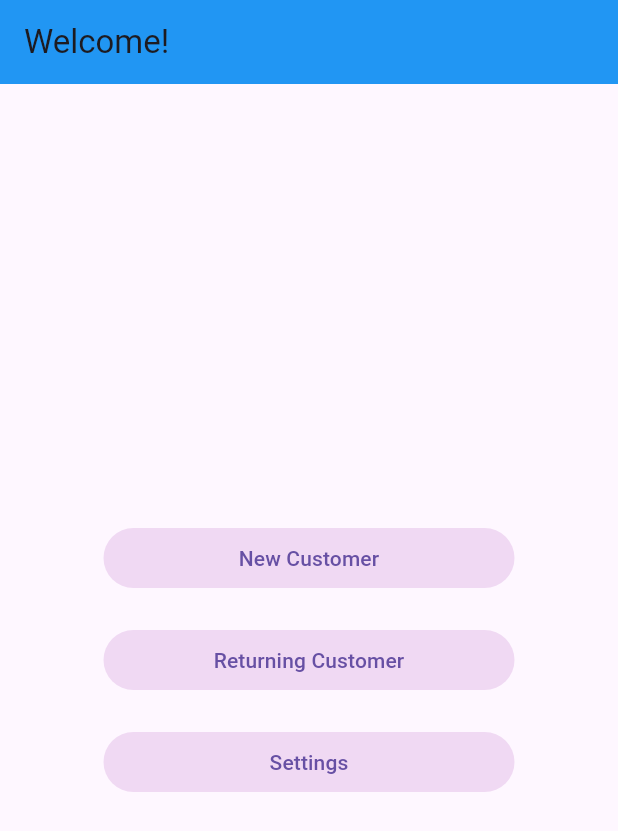
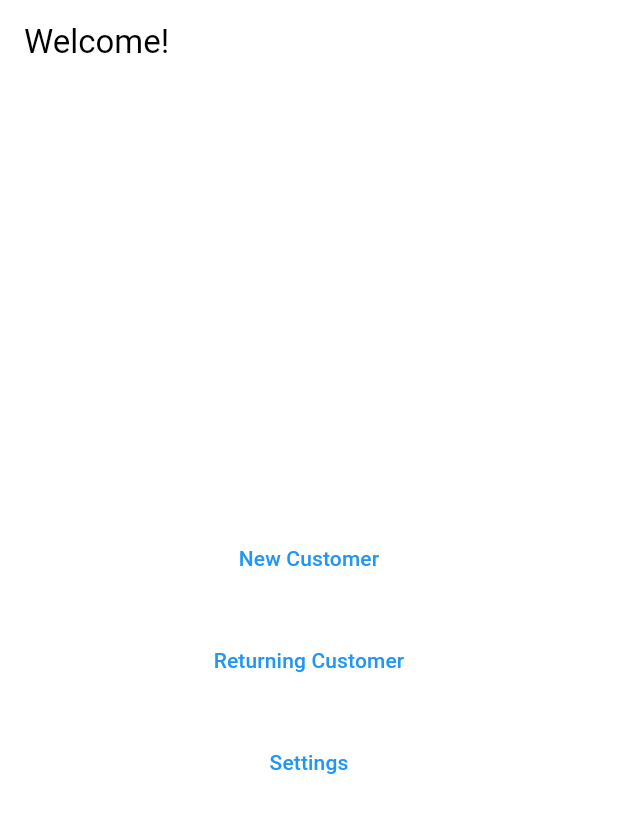
Before and after one commit to jordan-castro/crm_david, a Flutter app: the screen it shows after launch, on a phone screen of 412 x 824 dp. Shown: the top 831 px of the screen. Run offline on Flutter 3.47's test engine with Material 3 defaults, Android fonts, the phone set to English and light mode, and no system bars; drawn by our look-alikes of oktoast; our stand-ins replace shared_preferences; missing offline and left inert: searchable_paginated_dropdown; accounts and stored records are empty.

Commit message:
Add new theme

```diff
--- a/lib/main.dart
+++ b/lib/main.dart
@@ -1,5 +1,6 @@
 import 'package:crm_david/models/current_customer.dart';
 import 'package:crm_david/models/load_data.dart';
+import 'package:crm_david/models/theme_model.dart';
 import 'package:crm_david/screens/ask_to_print.dart';
 import 'package:crm_david/screens/create_ticket.dart';
 import 'package:crm_david/screens/settings.dart';
@@ -13,7 +14,12 @@ import 'package:oktoast/oktoast.dart';
 import 'package:provider/provider.dart';
 
 void main() {
-  runApp(const CRMDavidApp());
+  runApp(
+    ChangeNotifierProvider(
+      create: (_) => ThemeModel(),
+      child: const CRMDavidApp(),
+    ),
+  );
 }
 
 class CRMDavidApp extends StatelessWidget {
@@ -31,7 +37,9 @@ class CRMDavidApp extends StatelessWidget {
             create: (_) => LoadData(),
           ),
         ],
-        child: MaterialApp(
+        child: Consumer<ThemeModel>(
+          builder: (context, model, child) {
+            return MaterialApp(
               debugShowCheckedModeBanner: false,
               home: const WelcomeScreen(),
               routes: {
@@ -47,6 +55,9 @@ class CRMDavidApp extends StatelessWidget {
                 DatabaseConfigScreen.routeName: (context) =>
                     const DatabaseConfigScreen(),
               },
+              theme: model.getTheme(),
+            );
+          }
         ),
       ),
     );
--- /dev/null
+++ b/lib/models/theme_model.dart
@@ -0,0 +1,195 @@
+import 'package:crm_david/utils/storage_manager.dart';
+import 'package:flutter/material.dart';
+import 'package:provider/provider.dart';
+
+class ThemeModel with ChangeNotifier {
+  final darkTheme = ThemeData(
+    primaryColor: Colors.black,
+    dividerColor: Colors.grey,
+    iconTheme: IconThemeData(
+      color: Colors.white,
+    ),
+    canvasColor: Colors.black,
+    switchTheme: SwitchThemeData(
+      thumbColor: MaterialStateProperty.resolveWith(
+        (states) => Colors.white,
+      ),
+      trackColor: MaterialStateProperty.resolveWith(
+        (states) => Colors.white54,
+      ),
+    ),
+    appBarTheme: const AppBarTheme(
+      backgroundColor: Colors.black,
+      surfaceTintColor: Colors.black,
+      shadowColor: Colors.black,
+      foregroundColor: Colors.white,
+    ),
+    colorScheme: ColorScheme.fromSwatch(
+      primarySwatch: Colors.blue,
+      brightness: Brightness.dark,
+    ).copyWith(background: Colors.black).copyWith(
+          secondary: const Color.fromARGB(255, 141, 81, 81),
+        ),
+  );
+
+  final lightTheme = ThemeData(
+    primaryColor: Colors.white,
+    dividerColor: Colors.black,
+    iconTheme: IconThemeData(
+      color: Colors.black,
+    ),
+    colorScheme: ColorScheme.fromSwatch(
+      primarySwatch: Colors.blue,
+      brightness: Brightness.light,
+    ).copyWith(background: const Color(0xFFE5E5E5)).copyWith(
+          secondary: Colors.black,
+        ),
+  );
+
+  // A blue-ish theme. Should be primarily blue (background).
+  final blueTheme = ThemeData(
+    scaffoldBackgroundColor: Colors.blue[200],
+    appBarTheme: AppBarTheme(
+      color: Colors.blue[300],
+      iconTheme: IconThemeData(
+        color: Colors.white,
+      ),
+      titleTextStyle: TextTheme(
+        headlineLarge: TextStyle(
+          color: Colors.white,
+          fontSize: 20,
+          fontWeight: FontWeight.bold,
+        ),
+      ).headlineLarge,
+    ),
+    textTheme: TextTheme(
+      bodyLarge: TextStyle(
+        color: Colors.blueGrey[800],
+        fontSize: 16,
+        fontWeight: FontWeight.normal,
+      ),
+    ),
+    buttonTheme: ButtonThemeData(
+      buttonColor: Colors.blue[400],
+      textTheme: ButtonTextTheme.primary,
+    ),
+    colorScheme: ColorScheme.fromSwatch(primarySwatch: Colors.blue)
+        .copyWith(secondary: Colors.blueAccent),
+    iconButtonTheme: IconButtonThemeData(
+      style: ButtonStyle(
+        iconColor: WidgetStateProperty.all(Colors.white),
+      ),
+    ),
+  );
+
+  // A pink theme
+  final pinkTheme = ThemeData(
+      scaffoldBackgroundColor: Colors.pink[200],
+      appBarTheme: AppBarTheme(
+        color: Colors.pink[300],
+        toolbarTextStyle: TextTheme(
+          headlineLarge: TextStyle(
+            color: Colors.white,
+            fontSize: 20,
+            fontWeight: FontWeight.bold,
+          ),
+        ).headlineLarge,
+        titleTextStyle: TextTheme(
+          headlineMedium: TextStyle(
+            color: Colors.white,
+            fontSize: 20,
+            fontWeight: FontWeight.bold,
+          ),
+        ).headlineMedium,
+      ),
+      textTheme: TextTheme(
+        headlineSmall: TextStyle(
+          color: Colors.white,
+          fontSize: 20,
+          fontWeight: FontWeight.bold,
+        ),
+      ),
+      buttonTheme: ButtonThemeData(
+        buttonColor: Colors.pink[400],
+        textTheme: ButtonTextTheme.primary,
+      ),
+      colorScheme: ColorScheme.fromSwatch(primarySwatch: Colors.pink)
+          .copyWith(secondary: Colors.pinkAccent),
+      iconButtonTheme: IconButtonThemeData(
+          style: ButtonStyle(
+        iconColor: WidgetStateProperty.all(Colors.white),
+      )));
+
+  ThemeMode mode = ThemeMode.system;
+
+  /// La tema nigga.
+  ThemeData? _themeData;
+
+  /// El gettor.
+  ThemeData getTheme() => _themeData ?? darkTheme;
+  // ThemeModel getMode() =>
+
+  ThemeModel() {
+    // Synchronizo leando
+    StorageManager.readData('themeMode').then((value) {
+      // Defaulto es "light" AKA luz
+      var themeMode = value ?? 'light';
+      // Classifica la _themeData
+      if (themeMode == 'light') {
+        _themeData = lightTheme;
+        mode = ThemeMode.light;
+      } else if (themeMode == 'dark') {
+        _themeData = darkTheme;
+        mode = ThemeMode.dark;
+      } else if (themeMode == 'blue') {
+        _themeData = blueTheme;
+        mode = ThemeMode.dark;
+      } else if (themeMode == 'pink') {
+        _themeData = pinkTheme;
+        mode = ThemeMode.dark;
+      }
+      notifyListeners();
+    });
+  }
+
+  // void setDarkMode() async {
+  //   _themeData = darkTheme;
+  //   StorageManager.saveData('themeMode', 'dark');
+  //   StorageManager.saveData('settheme', true);
+  //   notifyListeners();
+  // }
+
+  void setTheme(ThemeData themeData) async {
+    _themeData = themeData;
+
+    var name = "";
+
+    if (themeData == darkTheme) {
+      name = "dark";
+    } else if (themeData == lightTheme) {
+      name = "light";
+    } else if (themeData == blueTheme) {
+      name = "blue";
+    } else if (themeData == pinkTheme) {
+      name = "pink";
+    }
+    StorageManager.saveData('themeMode', name);
+    StorageManager.saveData('settheme', true);
+    notifyListeners();
+  }
+
+  // void setLightMode() async {
+  //   _themeData = lightTheme;
+  //   StorageManager.saveData('themeMode', 'light');
+  //   StorageManager.saveData('settheme', true);
+  //   notifyListeners();
+  // }
+
+  Future<bool> alreadyHasTheme() async {
+    var data = await StorageManager.readData('settheme');
+    return data ?? false;
+  }
+
+  static ThemeModel of(BuildContext context, {bool listen = true}) =>
+      Provider.of<ThemeModel>(context, listen: listen);
+}
--- a/lib/screens/create_ticket.dart
+++ b/lib/screens/create_ticket.dart
@@ -34,7 +34,6 @@ class _CreateTicketScreenState extends State<CreateTicketScreen> {
     return Scaffold(
       appBar: AppBar(
         title: const Text("Create New Ticket"),
-        backgroundColor: Colors.blue,
       ),
       body: Padding(
         padding: const EdgeInsets.symmetric(
--- a/lib/screens/new_customer.dart
+++ b/lib/screens/new_customer.dart
@@ -36,7 +36,6 @@ class _NewCustomerScreenState extends State<NewCustomerScreen> {
     return Scaffold(
       appBar: AppBar(
         title: const Text("Returning Customer"),
-        backgroundColor: Colors.blue,
       ),
       body: Padding(
         padding: const EdgeInsets.symmetric(
--- a/lib/screens/repair.dart
+++ b/lib/screens/repair.dart
@@ -42,7 +42,6 @@ class _RepairPartsScreenState extends State<RepairPartsScreen> {
     return Scaffold(
       appBar: AppBar(
         title: const Text("Repair"),
-        backgroundColor: Colors.blue,
       ),
       body: Padding(
         padding: const EdgeInsets.symmetric(
--- a/lib/screens/returning_customer.dart
+++ b/lib/screens/returning_customer.dart
@@ -26,7 +26,6 @@ class _ReturningCustomerScreenState extends State<ReturningCustomerScreen> {
     return Scaffold(
       appBar: AppBar(
         title: const Text("New Customer"),
-        backgroundColor: Colors.blue,
       ),
       body: Column(
         mainAxisSize: MainAxisSize.max,
--- a/lib/screens/welcome.dart
+++ b/lib/screens/welcome.dart
@@ -13,7 +13,6 @@ class WelcomeScreen extends StatelessWidget {
     return Scaffold(
       appBar: AppBar(
         title: const Text("Welcome!"),
-        backgroundColor: Colors.blue,
       ),
       body: Center(
         child: Column(
@@ -24,10 +23,6 @@ class WelcomeScreen extends StatelessWidget {
               onPressed: () {
                 Navigator.pushNamed(context, ReturningCustomerScreen.routeName);
               },
-              style: ButtonStyle(
-                backgroundColor: MaterialStateProperty.resolveWith(
-                    (states) => const Color.fromARGB(255, 240, 217, 243)),
-              ),
               child: const SizedBox(
                 width: 250.0,
                 child: Text(
@@ -44,10 +39,6 @@ class WelcomeScreen extends StatelessWidget {
               onPressed: () {
                 Navigator.pushNamed(context, NewCustomerScreen.routeName);
               },
-              style: ButtonStyle(
-                backgroundColor: MaterialStateProperty.resolveWith(
-                    (states) => const Color.fromARGB(255, 240, 217, 243)),
-              ),
               child: const SizedBox(
                 width: 250,
                 child: Text(
@@ -64,10 +55,6 @@ class WelcomeScreen extends StatelessWidget {
               onPressed: () {
                 Navigator.pushNamed(context, DatabaseConfigScreen.routeName);
               },
-              style: ButtonStyle(
-                backgroundColor: MaterialStateProperty.resolveWith(
-                    (states) => const Color.fromARGB(255, 240, 217, 243)),
-              ),
               child: const SizedBox(
                 width: 250,
                 child: Text(
--- /dev/null
+++ b/lib/utils/storage_manager.dart
@@ -0,0 +1,49 @@
+import 'package:shared_preferences/shared_preferences.dart';
+
+// Mira a https://stackoverflow.com/questions/60232070/how-to-implement-dark-mode-in-flutter.
+
+/// Controla facil a grabar y guardar shared preferences.
+class StorageManager {
+  /// Guarda algo en shared preferences.
+  ///
+  /// **Argumentors**
+  /// - `String key` la llave uniquo de el [value].
+  /// - `dynamic value` qualckier mierda.
+  /// - `bool? {tira}` si deberia tirar un error si el [value] es invalido.
+  static void saveData(String key, dynamic value, {bool? tira}) async {
+    final prefs = await SharedPreferences.getInstance();
+    if (value is int) {
+      prefs.setInt(key, value);
+    } else if (value is String) {
+      prefs.setString(key, value);
+    } else if (value is bool) {
+      prefs.setBool(key, value);
+    } else {
+      // Si tira es true entonces tira error
+      if (tira == true) {
+        throw (Exception("Tipo invalido: ${value.runtimeType}"));
+      }
+    }
+  }
+
+  /// Lea la data.
+  ///
+  /// **Argumentos**
+  /// - `String key` la llave uniquo de la data.
+  ///
+  /// **Return** `dynamic` Null si no lo encuentra.
+  static Future<dynamic> readData(String key) async {
+    final prefs = await SharedPreferences.getInstance();
+    dynamic obj = prefs.get(key);
+    return obj;
+  }
+
+  /// Remova la data por la llave.
+  ///
+  /// **Argumentos**
+  /// - `String key` la llave uniquo de la data.
+  static deleteData(String key) async {
+    final prefs = await SharedPreferences.getInstance();
+    await prefs.remove(key);
+  }
+}
--- a/pubspec.yaml
+++ b/pubspec.yaml
@@ -16,7 +16,7 @@ publish_to: 'none' # Remove this line if you wish to publish to pub.dev
 # https://developer.apple.com/library/archive/documentation/General/Reference/InfoPlistKeyReference/Articles/CoreFoundationKeys.html
 # In Windows, build-name is used as the major, minor, and patch parts
 # of the product and file versions while build-number is used as the build suffix.
-version: 1.0.1+2
+version: 1.0.1+3
 
 environment:
   sdk: '>=3.3.0 <4.0.0'
@@ -42,6 +42,7 @@ dependencies:
   mysql1: ^0.20.0
   http: ^1.2.1
   async: ^2.11.0
+  shared_preferences: ^2.2.3
 
 dev_dependencies:
   flutter_test:
```
Also changed, not shown: lib/screens/settings.dart (+60 -33 lines), pubspec.lock, 1 other file. Lines whose indentation alone changed are shown as unchanged.
